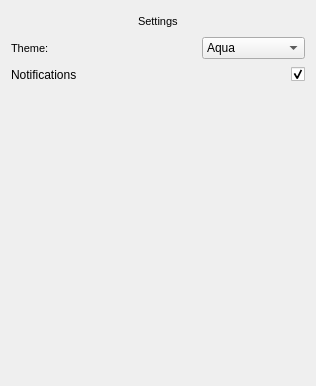
Before: the Qt Designer form miMessageClient/settingsmenu.ui in lucky-rydar/miMessage, drawn with Qt 5.
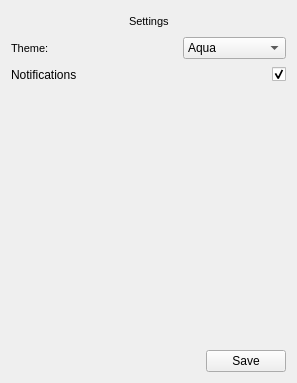
After: the same form once the commit is applied.

```diff
--- a/miMessageClient/settingsmenu.ui
+++ b/miMessageClient/settingsmenu.ui
@@ -6,13 +6,15 @@
    <rect>
     <x>0</x>
     <y>0</y>
-    <width>316</width>
-    <height>386</height>
+    <width>297</width>
+    <height>383</height>
    </rect>
   </property>
   <property name="windowTitle">
    <string>Form</string>
   </property>
+  <layout class="QGridLayout" name="gridLayout">
+   <item row="0" column="0">
   <layout class="QVBoxLayout" name="verticalLayout_2">
    <item>
     <layout class="QVBoxLayout" name="verticalLayout">
@@ -175,10 +177,36 @@
      <property name="sizeHint" stdset="0">
       <size>
        <width>20</width>
-       <height>277</height>
+         <height>250</height>
       </size>
      </property>
     </spacer>
+     </item>
+     <item>
+      <layout class="QHBoxLayout" name="horizontalLayout_4">
+       <item>
+        <spacer name="horizontalSpacer_4">
+         <property name="orientation">
+          <enum>Qt::Horizontal</enum>
+         </property>
+         <property name="sizeHint" stdset="0">
+          <size>
+           <width>40</width>
+           <height>20</height>
+          </size>
+         </property>
+        </spacer>
+       </item>
+       <item>
+        <widget class="QPushButton" name="saveButton">
+         <property name="text">
+          <string>Save</string>
+         </property>
+        </widget>
+       </item>
+      </layout>
+     </item>
+    </layout>
    </item>
   </layout>
  </widget>
```
Lines whose indentation alone changed are shown as unchanged.
